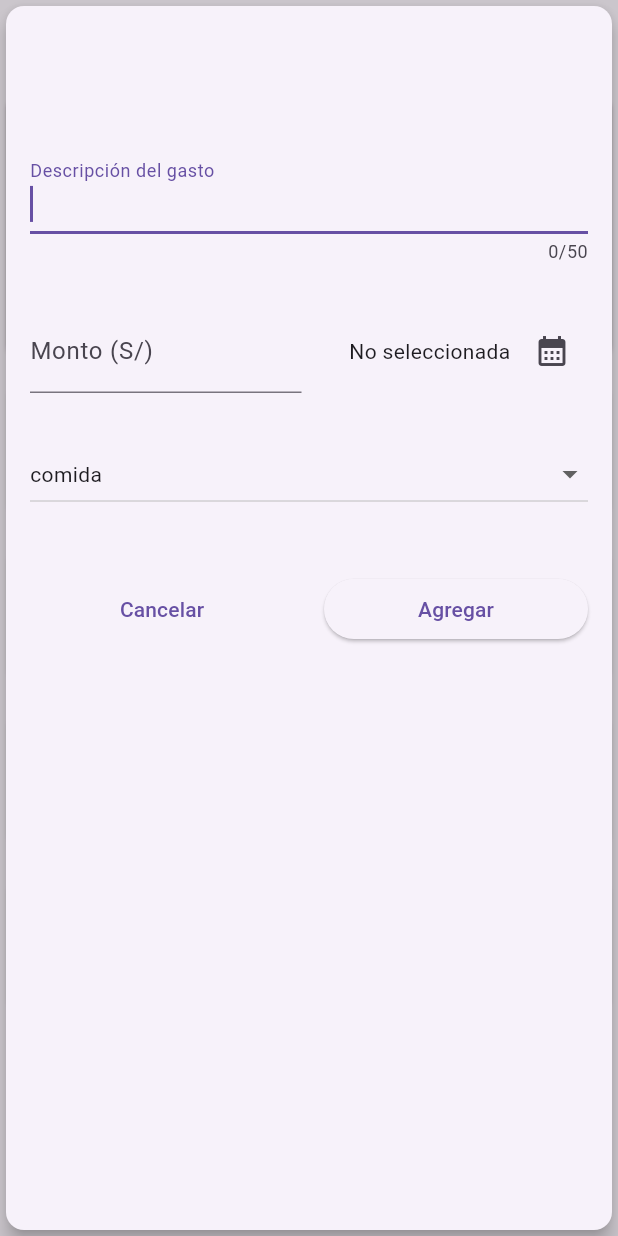
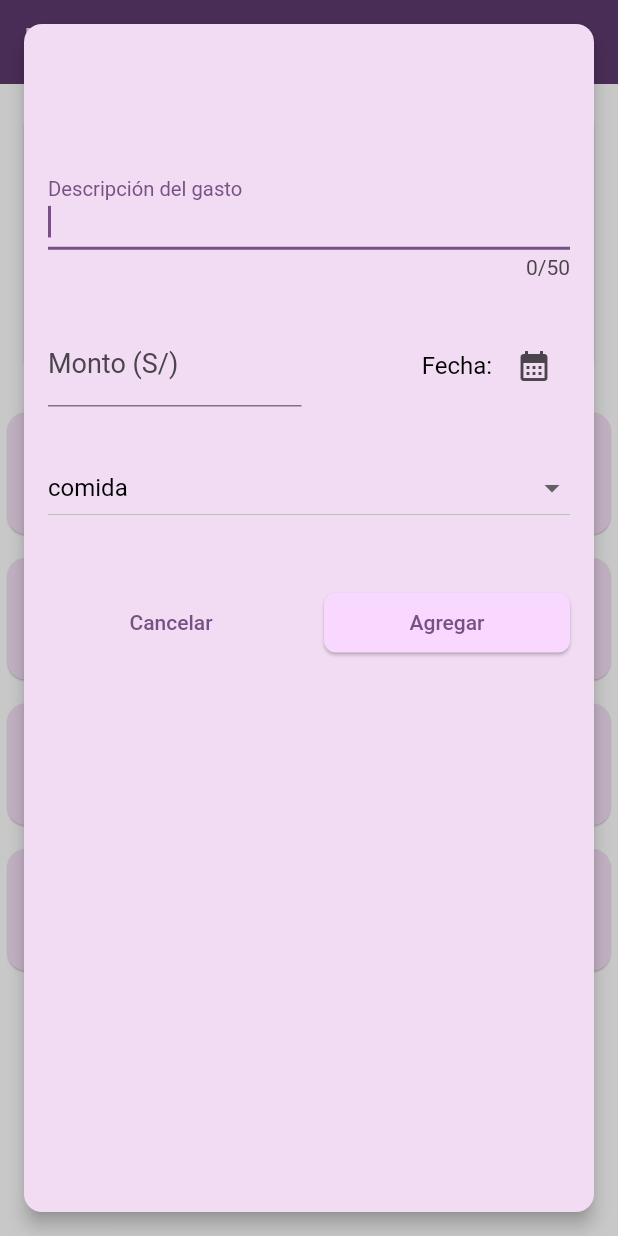
Before and after one commit to diegomejiaio/expenses-app, a Flutter app: the screen it shows after launch, after a tap on the "add" icon, on a phone screen of 412 x 824 dp. Run offline on Flutter 3.47's test engine with Material 2 defaults, Android fonts, the phone set to English and light mode, and no system bars.

Commit message:
changing themes 1

```diff
--- a/lib/main.dart
+++ b/lib/main.dart
@@ -1,10 +1,66 @@
 import 'package:expenses_app/expenses.dart';
 import 'package:flutter/material.dart';
 
+var kColorScheme = ColorScheme.fromSeed(
+  seedColor: const Color.fromARGB(255, 187, 0, 250),
+);
 void main() {
   runApp(
     MaterialApp(
-      theme: ThemeData(useMaterial3: true),
+      theme: ThemeData().copyWith(
+          useMaterial3: true,
+          colorScheme: kColorScheme,
+          appBarTheme: const AppBarTheme().copyWith(
+            backgroundColor: kColorScheme.onPrimaryContainer,
+            foregroundColor: kColorScheme.primaryContainer,
+          ),
+          cardTheme: const CardTheme().copyWith(
+            color: kColorScheme.secondaryContainer,
+            margin: const EdgeInsets.all(16),
+            elevation: 0.5,
+          ),
+          elevatedButtonTheme: ElevatedButtonThemeData(
+            style: ElevatedButton.styleFrom(
+              backgroundColor: kColorScheme.primaryContainer,
+              shape: const RoundedRectangleBorder(
+                borderRadius: BorderRadius.all(
+                  Radius.circular(8),
+                ),
+              ),
+            ),
+          ),
+          textTheme: ThemeData().textTheme.copyWith(
+                titleLarge: const TextStyle(
+                  fontSize: 24,
+                  fontWeight: FontWeight.w500,
+                  color: Colors.white,
+                ),
+                titleMedium: TextStyle(
+                  fontSize: 20,
+                  fontWeight: FontWeight.bold,
+                  color: kColorScheme.primaryContainer,
+                ),
+                titleSmall: TextStyle(
+                  fontSize: 16,
+                  fontWeight: FontWeight.bold,
+                  color: kColorScheme.primaryContainer,
+                ),
+                bodyLarge: const TextStyle(
+                  fontSize: 18,
+                  fontWeight: FontWeight.normal,
+                  color: Colors.black,
+                ),
+                bodyMedium: const TextStyle(
+                  fontSize: 16,
+                  fontWeight: FontWeight.normal,
+                  color: Colors.black,
+                ),
+                bodySmall: const TextStyle(
+                  fontSize: 14,
+                  fontWeight: FontWeight.normal,
+                  color: Colors.black,
+                ),
+              )),
       home: const Expenses(),
     ),
   );
--- a/lib/widgets/expense_item.dart
+++ b/lib/widgets/expense_item.dart
@@ -20,10 +20,11 @@ class ExpenseItem extends StatelessWidget {
                 children: [
                   Text(
                     expense.title,
+                    style: Theme.of(context).textTheme.bodyMedium,
                   ),
                   Text(
                     categorIcons[expense.category].toString(),
-                    style: Theme.of(context).textTheme.headlineSmall,
+                    style: Theme.of(context).textTheme.titleMedium,
                   ),
                 ],
               ),
@@ -31,10 +32,12 @@ class ExpenseItem extends StatelessWidget {
               Row(
                 mainAxisAlignment: MainAxisAlignment.spaceBetween,
                 children: [
-                  Text('S/ ${expense.amount.toStringAsFixed(2)}'),
+                  Text('- S/ ${expense.amount.toStringAsFixed(2)}',
+                      style: Theme.of(context).textTheme.bodySmall),
                   const Spacer(),
                   const SizedBox(width: 50),
-                  Text(expense.formattedDate),
+                  Text(expense.formattedDate,
+                      style: Theme.of(context).textTheme.bodySmall),
                 ],
               )
             ],
--- a/lib/widgets/expenses_list.dart
+++ b/lib/widgets/expenses_list.dart
@@ -17,6 +17,20 @@ class ExpensesList extends StatelessWidget {
     return ListView.builder(
       itemCount: expenses.length,
       itemBuilder: (ctx, index) => Dismissible(
+        background: Container(
+          color: Theme.of(context).colorScheme.error,
+          alignment: Alignment.centerRight,
+          padding: const EdgeInsets.only(right: 20),
+          margin: const EdgeInsets.symmetric(
+            horizontal: 15,
+            vertical: 4,
+          ),
+          child: const Icon(
+            Icons.delete,
+            color: Colors.white,
+            size: 24,
+          ),
+        ),
         key: ValueKey(expenses[index].id),
         onDismissed: (direction) {
           removeExpense(expenses[index]);
--- a/lib/widgets/new_expense.dart
+++ b/lib/widgets/new_expense.dart
@@ -126,7 +126,7 @@ class _NewExpenseFormState extends State<NewExpenseForm> {
                   children: [
                     Text(
                       _selectedDate == null
-                          ? 'No seleccionada '
+                          ? 'Fecha: '
                           : formatter.format(_selectedDate!),
                     ),
                     IconButton(
```
Also changed, not shown: 1 other file.
